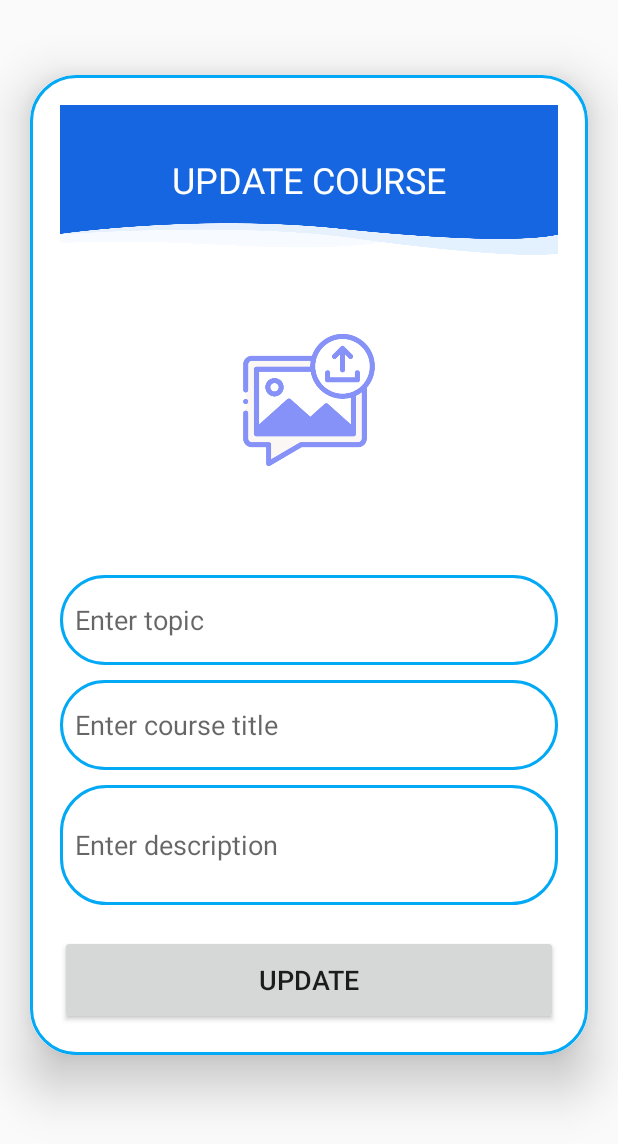
After one commit to DaoDucHieu1712/Quiz_app, an Android app: the UpdateCourseActivity screen opened directly, with no data from a screen before it, on a phone screen of 412 x 824 dp. The commit adds this screen. Shown: the top 1144 px of the screen. Run offline under Robolectric (Android 15) with nearby library versions, the phone set to English and light mode, and no system bars; our stand-ins replace Firebase (no records; nobody signed in at launch, a user with empty details on screens opened directly).

Commit message:
tuannv_09032023_v1

```diff
--- a/app/src/main/java/com/example/myapplication/CreateCourseActivity.java
+++ b/app/src/main/java/com/example/myapplication/CreateCourseActivity.java
@@ -112,7 +112,8 @@ public class CreateCourseActivity extends AppCompatActivity {
         CourseModel course = new CourseModel(idUser,topic, title, desc, imageURL);
         //We are changing the child from title to currentDate,
         // because we will be updating title as well and it may affect child value.
-        FirebaseDatabase.getInstance().getReference("Courses").push()
+        String currentDate = DateFormat.getDateTimeInstance().format(Calendar.getInstance().getTime());
+        FirebaseDatabase.getInstance().getReference("Courses").child(currentDate)
                 .setValue(course).addOnCompleteListener(new OnCompleteListener<Void>() {
                     @Override
                     public void onComplete(@NonNull Task<Void> task) {
--- a/app/src/main/java/com/example/myapplication/ListCourseActivity.java
+++ b/app/src/main/java/com/example/myapplication/ListCourseActivity.java
@@ -50,7 +50,7 @@ CourseAdapter adapter;
 
         adapter = new CourseAdapter(ListCourseActivity.this, listCourse);
         courseListRV.setAdapter(adapter);
-        databaseReference = FirebaseDatabase.getInstance().getReference("Course Data");
+        databaseReference = FirebaseDatabase.getInstance().getReference("Courses");
         dialog.show();
 
         eventListener = databaseReference.addValueEventListener(new ValueEventListener() {
@@ -59,6 +59,7 @@ CourseAdapter adapter;
                 listCourse.clear();
                 for (DataSnapshot itemSnapshot: snapshot.getChildren()){
                     CourseModel courseModel = itemSnapshot.getValue(CourseModel.class);
+                    courseModel.setKey(itemSnapshot.getKey());
                     listCourse.add(courseModel);
                 }
                 adapter.notifyDataSetChanged();
--- /dev/null
+++ b/app/src/main/java/com/example/myapplication/UpdateCourseActivity.java
@@ -0,0 +1,142 @@
+package com.example.myapplication;
+
+import androidx.activity.result.ActivityResult;
+import androidx.activity.result.ActivityResultCallback;
+import androidx.activity.result.ActivityResultLauncher;
+import androidx.activity.result.contract.ActivityResultContracts;
+import androidx.annotation.NonNull;
+import androidx.appcompat.app.AppCompatActivity;
+
+import android.app.Activity;
+import android.app.AlertDialog;
+import android.content.Intent;
+import android.net.Uri;
+import android.os.Bundle;
+import android.view.View;
+import android.widget.Button;
+import android.widget.EditText;
+import android.widget.ImageView;
+import android.widget.Toast;
+
+import com.bumptech.glide.Glide;
+import com.example.myapplication.model.CourseModel;
+import com.google.android.gms.tasks.OnCompleteListener;
+import com.google.android.gms.tasks.OnFailureListener;
+import com.google.android.gms.tasks.OnSuccessListener;
+import com.google.android.gms.tasks.Task;
+import com.google.firebase.database.DatabaseReference;
+import com.google.firebase.database.FirebaseDatabase;
+import com.google.firebase.storage.FirebaseStorage;
+import com.google.firebase.storage.StorageReference;
+import com.google.firebase.storage.UploadTask;
+
+public class UpdateCourseActivity extends AppCompatActivity {
+    ImageView updateImage;
+    Button updateButton;
+    EditText updateTopic, updateDesc, updateTitle;
+    String imageURL;
+    String key, oldImageUrl;
+    Uri uri;
+    DatabaseReference databaseReference;
+    StorageReference storageReference;
+    @Override
+    protected void onCreate(Bundle savedInstanceState) {
+        super.onCreate(savedInstanceState);
+        setContentView(R.layout.activity_update_course);
+
+        updateButton = findViewById(R.id.updateCourse);
+        updateDesc = findViewById(R.id.updateDesc);
+        updateTopic = findViewById(R.id.updateTopic);
+        updateTitle = findViewById(R.id.updateTitle);
+        updateImage = findViewById(R.id.updateImage);
+
+        ActivityResultLauncher<Intent> activityResultLauncher = registerForActivityResult(
+                new ActivityResultContracts.StartActivityForResult(),
+                new ActivityResultCallback<ActivityResult>(){
+                    @Override
+                    public void onActivityResult(ActivityResult result) {
+                        if(result.getResultCode() == Activity.RESULT_OK){
+                            Intent data = result.getData();
+                            uri = data.getData();
+                            updateImage.setImageURI(uri);
+                        } else{
+                            Toast.makeText(UpdateCourseActivity.this, "No image selected", Toast.LENGTH_SHORT).show();
+                        }
+                    }
+                }
+        );
+        Bundle bundle = getIntent().getExtras();
+        if(bundle != null){
+            Glide.with(UpdateCourseActivity.this).load(bundle.getString("Image")).into(updateImage);
+            updateTopic.setText(bundle.getString("Topic"));
+            updateTitle.setText(bundle.getString("Title"));
+            updateDesc.setText(bundle.getString("Description"));
+            key = bundle.getString("Key");
+            oldImageUrl = bundle.getString("Image");
+        }
+        databaseReference =  FirebaseDatabase.getInstance().getReference("Courses").child(key);
+
+        updateImage.setOnClickListener(new View.OnClickListener() {
+            @Override
+            public void onClick(View v) {
+                Intent photoPicker = new Intent(Intent.ACTION_PICK);
+                photoPicker.setType("image/*");
+                activityResultLauncher.launch(photoPicker);
+            }
+        });
+        updateButton.setOnClickListener(new View.OnClickListener() {
+            @Override
+            public void onClick(View v) {
+                saveData();
+                Intent intent = new Intent(UpdateCourseActivity.this, ListCourseActivity.class);
+                startActivity(intent);
+            }
+        });
+    }
+    public void saveData(){
+        storageReference = FirebaseStorage.getInstance().getReference().child("Android Images").child(uri.getLastPathSegment());
+        AlertDialog.Builder builder = new AlertDialog.Builder(UpdateCourseActivity.this);
+        builder.setCancelable(false);
+        builder.setView(R.layout.progress_layout);
+        AlertDialog dialog = builder.create();
+        dialog.show();
+        storageReference.putFile(uri).addOnSuccessListener(new OnSuccessListener<UploadTask.TaskSnapshot>() {
+            @Override
+            public void onSuccess(UploadTask.TaskSnapshot taskSnapshot) {
+                Task<Uri> uriTask = taskSnapshot.getStorage().getDownloadUrl();
+                while (!uriTask.isComplete());
+                Uri urlImage = uriTask.getResult();
+                imageURL = urlImage.toString();
+                updateData();
+                dialog.dismiss();
+            }
+        }).addOnFailureListener(new OnFailureListener() {
+            @Override
+            public void onFailure(@NonNull Exception e) {
+                dialog.dismiss();
+            }
+        });
+    }
+    public void updateData(){
+        String topic = updateTopic.getText().toString().trim();
+        String title = updateTitle.getText().toString().trim();
+        String desc = updateDesc.getText().toString();
+        CourseModel course = new CourseModel("1",topic, title, desc, imageURL);
+        databaseReference.setValue(course).addOnCompleteListener(new OnCompleteListener<Void>() {
+            @Override
+            public void onComplete(@NonNull Task<Void> task) {
+                if (task.isSuccessful()){
+                    StorageReference reference = FirebaseStorage.getInstance().getReferenceFromUrl(oldImageUrl);
+                    reference.delete();
+                    Toast.makeText(UpdateCourseActivity.this, "Updated", Toast.LENGTH_SHORT).show();
+                    finish();
+                }
+            }
+    }).addOnFailureListener(new OnFailureListener() {
+            @Override
+            public void onFailure(@NonNull Exception e) {
+                Toast.makeText(UpdateCourseActivity.this, e.getMessage().toString(), Toast.LENGTH_SHORT).show();
+            }
+        });
+    }
+}
--- a/app/src/main/java/com/example/myapplication/adapter/CourseAdapter.java
+++ b/app/src/main/java/com/example/myapplication/adapter/CourseAdapter.java
@@ -49,6 +49,7 @@ public class CourseAdapter extends RecyclerView.Adapter<CourseViewHolder> {
                 intent.putExtra("Description", courseList.get(holder.getAdapterPosition()).getDesc());
                 intent.putExtra("Title", courseList.get(holder.getAdapterPosition()).getTitle());
                 intent.putExtra("Topic", courseList.get(holder.getAdapterPosition()).getTopic());
+                intent.putExtra("Key", courseList.get(holder.getAdapterPosition()).getKey());
                 context.startActivity(intent);
             }
         });
@@ -72,6 +73,5 @@ class CourseViewHolder extends ViewHolder{
         courseTopic = itemView.findViewById(R.id.courseTopic);
         courseDesc = itemView.findViewById(R.id.courseDesc);
         courseCard = itemView.findViewById(R.id.courseCard);
-
     }
 }
--- /dev/null
+++ b/app/src/main/res/drawable/ic_baseline_format_list_bulleted_24.xml
@@ -0,0 +1,5 @@
+<vector android:autoMirrored="true" android:height="24dp"
+    android:tint="#FFFFFF" android:viewportHeight="24"
+    android:viewportWidth="24" android:width="24dp" xmlns:android="http://schemas.android.com/apk/res/android">
+    <path android:fillColor="@android:color/white" android:pathData="M4,10.5c-0.83,0 -1.5,0.67 -1.5,1.5s0.67,1.5 1.5,1.5 1.5,-0.67 1.5,-1.5 -0.67,-1.5 -1.5,-1.5zM4,4.5c-0.83,0 -1.5,0.67 -1.5,1.5S3.17,7.5 4,7.5 5.5,6.83 5.5,6 4.83,4.5 4,4.5zM4,16.5c-0.83,0 -1.5,0.68 -1.5,1.5s0.68,1.5 1.5,1.5 1.5,-0.68 1.5,-1.5 -0.67,-1.5 -1.5,-1.5zM7,19h14v-2L7,17v2zM7,13h14v-2L7,11v2zM7,5v2h14L21,5L7,5z"/>
+</vector>
--- /dev/null
+++ b/app/src/main/res/layout/activity_update_course.xml
@@ -0,0 +1,90 @@
+<?xml version="1.0" encoding="utf-8"?>
+<ScrollView xmlns:android="http://schemas.android.com/apk/res/android"
+    xmlns:app="http://schemas.android.com/apk/res-auto"
+    xmlns:tools="http://schemas.android.com/tools"
+    android:layout_width="match_parent"
+    android:layout_height="match_parent"
+    android:orientation="vertical"
+    tools:context=".UpdateCourseActivity">
+
+
+    <androidx.cardview.widget.CardView
+        android:layout_width="match_parent"
+        android:layout_height="wrap_content"
+        android:layout_marginTop="50dp"
+        android:layout_marginEnd="20dp"
+        android:layout_marginStart="20dp"
+        app:cardCornerRadius="30dp"
+        app:cardElevation="20dp">
+        <LinearLayout
+            android:layout_width="match_parent"
+            android:layout_height="wrap_content"
+            android:orientation="vertical"
+            android:layout_gravity="center_horizontal"
+            android:padding="20dp"
+            android:background="@drawable/blue_border">
+            <FrameLayout
+                android:layout_width="match_parent"
+                android:layout_height="100dp"
+                android:background="@drawable/blue_bg">
+
+                <TextView
+                    android:layout_width="match_parent"
+                    android:layout_height="match_parent"
+                    android:gravity="center"
+                    android:text="UPDATE COURSE"
+                    android:textColor="@color/white"
+                    android:textSize="24dp" />
+            </FrameLayout>
+
+            <ImageView
+                android:id="@+id/updateImage"
+                android:layout_width="match_parent"
+                android:layout_height="180dp"
+                android:layout_margin="10px"
+                android:scaleType="fitXY"
+                android:src="@drawable/uploadimg" />
+
+            <EditText
+                android:layout_width="match_parent"
+                android:layout_height="60dp"
+                android:id="@+id/updateTopic"
+                android:background="@drawable/blue_border"
+                android:layout_marginTop="20dp"
+                android:padding="10dp"
+                android:hint="Enter topic"
+                android:gravity="start|center_vertical"
+                android:textColor="@color/lavender"/>
+            <EditText
+                android:layout_width="match_parent"
+                android:layout_height="60dp"
+                android:id="@+id/updateTitle"
+                android:background="@drawable/blue_border"
+                android:layout_marginTop="10dp"
+                android:padding="10dp"
+                android:hint="Enter course title"
+                android:gravity="start|center_vertical"
+                android:textColor="@color/lavender"/>
+
+            <EditText
+                android:id="@+id/updateDesc"
+                android:layout_width="match_parent"
+                android:layout_height="80dp"
+                android:layout_marginTop="10dp"
+                android:background="@drawable/blue_border"
+                android:gravity="start|center_vertical"
+                android:hint="Enter description"
+                android:padding="10dp"
+                android:textColor="@color/lavender" />
+
+            <Button
+                android:layout_width="match_parent"
+                android:layout_height="60dp"
+                android:text="UPDATE"
+                android:id="@+id/updateCourse"
+                android:textSize="18sp"
+                android:layout_marginTop="20dp"
+                app:cornerRadius = "20dp"/>
+        </LinearLayout>
+    </androidx.cardview.widget.CardView>
+</ScrollView>
```
Also changed, not shown: app/src/main/AndroidManifest.xml (+26 -17 lines), app/src/main/java/com/example/myapplication/CourseDetailActivity.java (+51 -3 lines), app/src/main/java/com/example/myapplication/model/CourseModel.java (+7 -0 lines), app/src/main/res/layout/activity_course_detail.xml (+37 -0 lines), app/src/main/res/layout/course_item.xml (+14 -12 lines).
